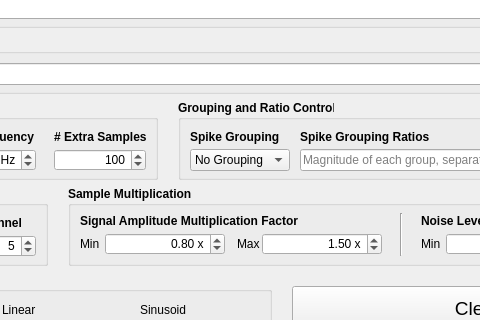
This is parus/gui/desg_genctrl.ui in saptera/parus as Qt 5 draws it before an edit; both pictures show x 409 to 889 and y 385 to 705 of the 1175 by 1010 pixel window. The edited form follows.
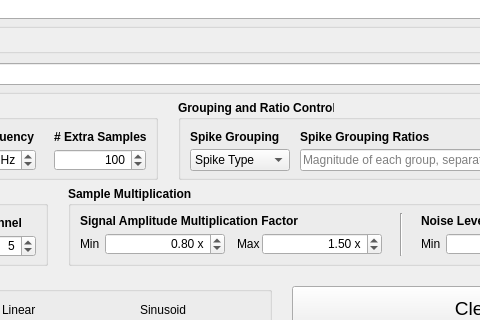
This is the edited form.

Commit message: Fix zero-divisor error in data generation statistics

What changed in the file:
```diff
--- a/parus/gui/desg_genctrl.ui
+++ b/parus/gui/desg_genctrl.ui
@@ -849,6 +849,9 @@
                    <bold>false</bold>
                   </font>
                  </property>
+                 <property name="currentIndex">
+                  <number>2</number>
+                 </property>
                  <item>
                   <property name="text">
                    <string>No Grouping</string>
```
The commit also changes 2 other files.
